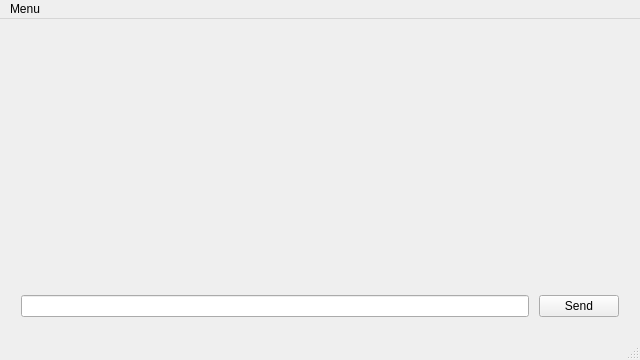
Above: MainApplication.ui from Runanka/Chat-Application before the change. Below: the same form after it.
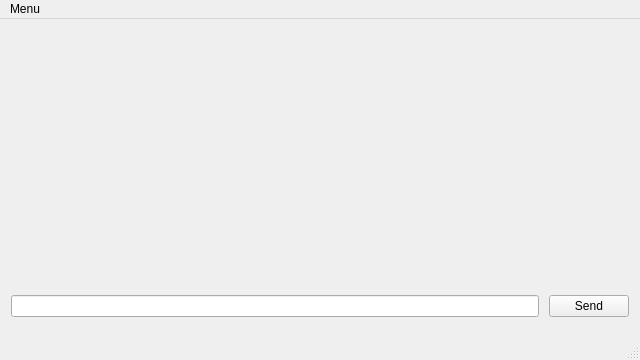
That is the form after the change.

Commit message: Added a custom qtextmessage named mymessage widget to wrap text around it. Also added the functionality of left aligning and right aligning text.

The edit to the form file:
```diff
--- a/MainApplication.ui
+++ b/MainApplication.ui
@@ -65,10 +65,13 @@
        <enum>QLayout::SetFixedSize</enum>
       </property>
       <property name="leftMargin">
+       <number>0</number>
+      </property>
+      <property name="topMargin">
        <number>10</number>
       </property>
       <property name="rightMargin">
-       <number>10</number>
+       <number>0</number>
       </property>
       <property name="bottomMargin">
        <number>10</number>
```
Left out of the diff: 34 changed lines with no effect on the pictures. The commit also changes 6 other files.
